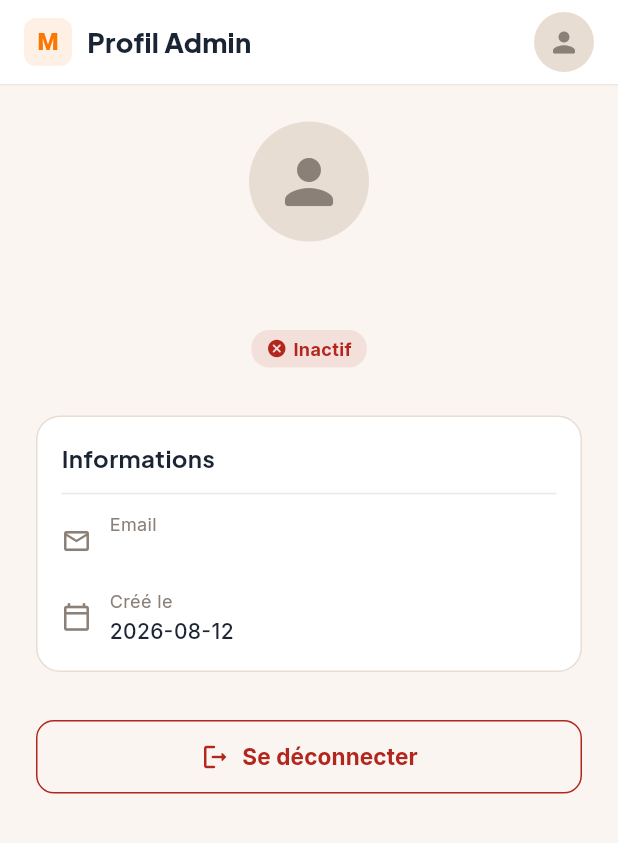
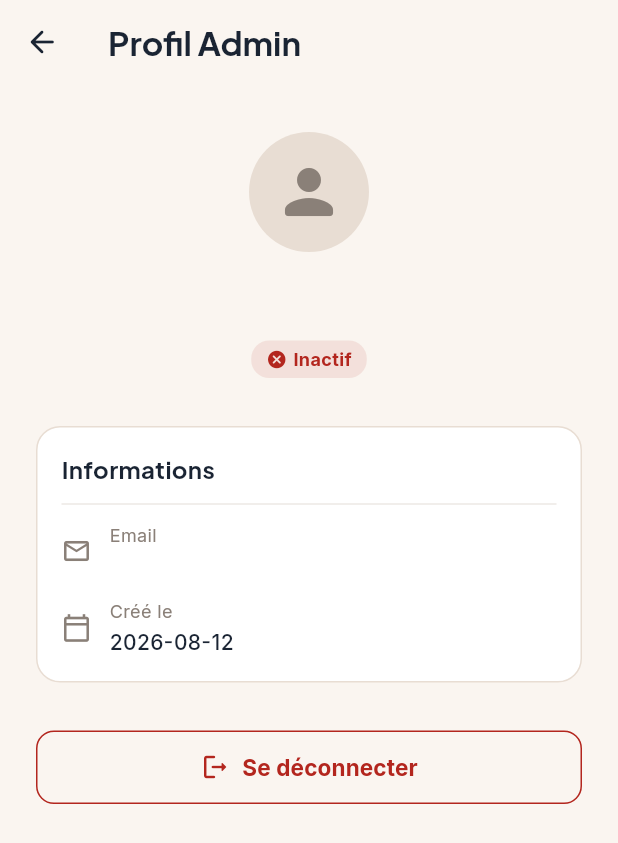
Before and after one commit to maamora/Maamora-Ambassador, a Flutter app: the AdminProfileScreen screen opened by its route, on a phone screen of 412 x 824 dp. Shown: the top 843 px of the screen. Run offline on Flutter 3.47's test engine with Material 3 defaults, Android fonts, the phone set to English and light mode, and no system bars; our stand-ins replace flutter_dotenv, flutter_riverpod, go_router, google_fonts, google_sign_in, share_plus and 2 more; accounts and stored records are empty.

Commit message:
fix : admin profile

```diff
--- a/lib/features/admin/screens/admin_profile_screen.dart
+++ b/lib/features/admin/screens/admin_profile_screen.dart
@@ -5,7 +5,6 @@ import 'package:supabase_flutter/supabase_flutter.dart';
 import 'package:google_sign_in/google_sign_in.dart';
 import 'package:go_router/go_router.dart';
 import '../../../shared/navigation/app_routes.dart';
-import '../../../shared/widgets/shared_app_bar.dart';
 
 const Color _primary = Color(0xFFFB7701);
 const Color _background = Color(0xFFFAF5F0);
@@ -16,14 +15,43 @@ const Color _cardBorder = Color(0xFFE8DDD3);
 const Color _errorColor = Color(0xFFB3261E);
 const Color _success = Color(0xFF2E7D32);
 
-class AdminProfileScreen extends StatefulWidget {
+class AdminProfileScreen extends StatelessWidget {
   const AdminProfileScreen({super.key});
 
   @override
-  State<AdminProfileScreen> createState() => _AdminProfileScreenState();
+  Widget build(BuildContext context) {
+    return Scaffold(
+      backgroundColor: _background,
+      appBar: AppBar(
+        backgroundColor: _background,
+        elevation: 0,
+        leading: IconButton(
+          icon: const Icon(Icons.arrow_back_rounded, color: _onBackground),
+          onPressed: () => Navigator.of(context).pop(),
+        ),
+        title: Text(
+          'Profil Admin',
+          style: GoogleFonts.plusJakartaSans(
+            fontWeight: FontWeight.w700,
+            color: _onBackground,
+          ),
+        ),
+      ),
+      body: const SafeArea(child: AdminProfileContent()),
+    );
+  }
 }
 
-class _AdminProfileScreenState extends State<AdminProfileScreen> {
+/// Widget autonome contenant toute la logique de chargement et d'affichage
+/// du profil admin. Utilisable dans un Scaffold complet ou dans un modal sheet.
+class AdminProfileContent extends StatefulWidget {
+  const AdminProfileContent({super.key});
+
+  @override
+  State<AdminProfileContent> createState() => _AdminProfileContentState();
+}
+
+class _AdminProfileContentState extends State<AdminProfileContent> {
   bool _isLoading = true;
   String? _errorMessage;
 
@@ -155,16 +183,16 @@ class _AdminProfileScreenState extends State<AdminProfileScreen> {
 
   @override
   Widget build(BuildContext context) {
-    return Scaffold(
-      backgroundColor: _background,
-      appBar: SharedAppBar(
-        title: 'Profil Admin',
-      ),
-      body: SafeArea(
-        child: _isLoading
-            ? const Center(child: CircularProgressIndicator(color: _primary))
-            : _errorMessage != null
-                ? Center(
+    if (_isLoading) {
+      return const Padding(
+        padding: EdgeInsets.all(48),
+        child: Center(child: CircularProgressIndicator(color: _primary)),
+      );
+    }
+
+    if (_errorMessage != null) {
+      return Padding(
+        padding: const EdgeInsets.all(32),
         child: Column(
           mainAxisAlignment: MainAxisAlignment.center,
           children: [
@@ -173,6 +201,7 @@ class _AdminProfileScreenState extends State<AdminProfileScreen> {
             Text(
               _errorMessage!,
               style: GoogleFonts.inter(color: _onBackground),
+              textAlign: TextAlign.center,
             ),
             const SizedBox(height: 16),
             ElevatedButton(
@@ -185,13 +214,16 @@ class _AdminProfileScreenState extends State<AdminProfileScreen> {
             ),
           ],
         ),
-                  )
-                : SingleChildScrollView(
+      );
+    }
+
+    return Padding(
       padding: const EdgeInsets.all(24),
       child: Column(
         crossAxisAlignment: CrossAxisAlignment.center,
         children: [
-                        // Avatar and Status
+          const SizedBox(height: 8),
+          // Avatar
           Container(
             width: 80,
             height: 80,
@@ -219,7 +251,9 @@ class _AdminProfileScreenState extends State<AdminProfileScreen> {
           Container(
             padding: const EdgeInsets.symmetric(horizontal: 10, vertical: 4),
             decoration: BoxDecoration(
-                            color: _isActive ? _success.withValues(alpha: 0.1) : _errorColor.withValues(alpha: 0.1),
+              color: _isActive
+                  ? _success.withValues(alpha: 0.1)
+                  : _errorColor.withValues(alpha: 0.1),
               borderRadius: BorderRadius.circular(12),
             ),
             child: Row(
@@ -244,7 +278,7 @@ class _AdminProfileScreenState extends State<AdminProfileScreen> {
           ),
           const SizedBox(height: 32),
 
-                        // Info section
+          // Infos
           Container(
             decoration: BoxDecoration(
               color: _surface,
@@ -283,7 +317,7 @@ class _AdminProfileScreenState extends State<AdminProfileScreen> {
 
           const SizedBox(height: 32),
 
-                        // Logout button
+          // Logout
           SizedBox(
             width: double.infinity,
             child: OutlinedButton.icon(
@@ -306,13 +340,14 @@ class _AdminProfileScreenState extends State<AdminProfileScreen> {
               ),
             ),
           ),
+          const SizedBox(height: 16),
         ],
-                    ),
-                  ),
       ),
     );
   }
 }
+
+
 
 class _InfoRow extends StatelessWidget {
   final IconData icon;
```
Also changed, not shown: lib/features/admin/screens/admin_invite_ambassador_screen.dart (+33 -1 lines), lib/features/admin/screens/admin_navigation_screen.dart (+37 -3 lines). Lines whose indentation alone changed are shown as unchanged.
